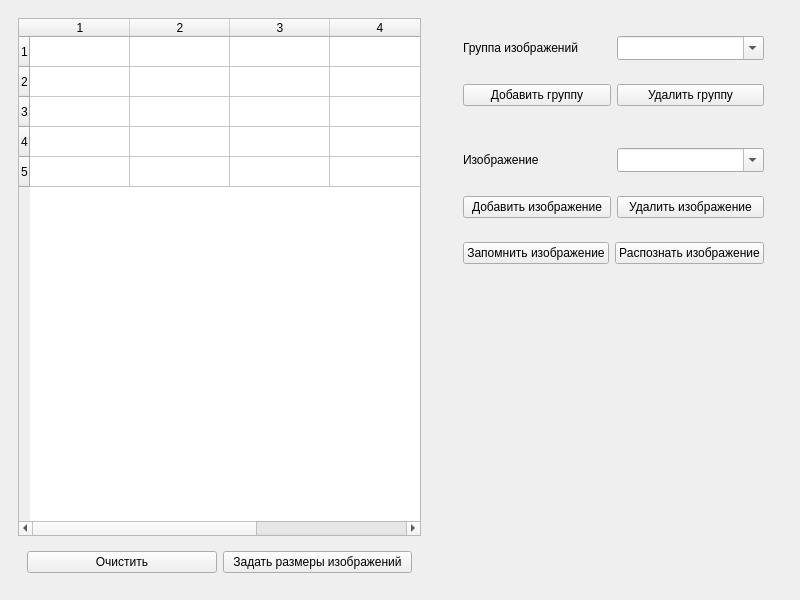
Qt form Lab_1/MainWindow.ui (StrangeIlia/NeuralWeb) before a commit.
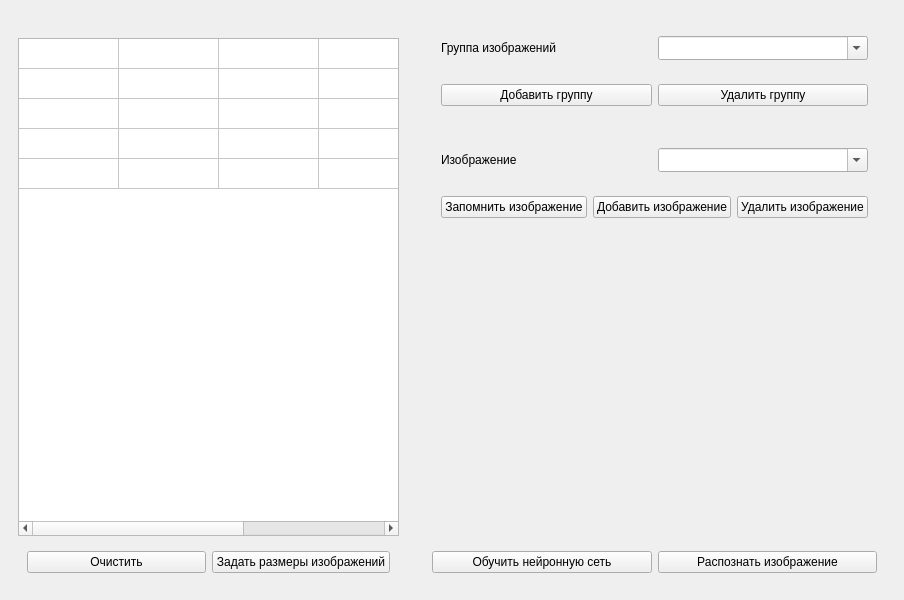
The same form after that commit.

The edit to the form file:
```diff
--- a/Lab_1/MainWindow.ui
+++ b/Lab_1/MainWindow.ui
@@ -6,7 +6,7 @@
    <rect>
     <x>0</x>
     <y>0</y>
-    <width>800</width>
+    <width>904</width>
     <height>600</height>
    </rect>
   </property>
@@ -18,6 +18,13 @@
     <item>
      <widget class="QWidget" name="widget_9" native="true">
       <layout class="QVBoxLayout" name="verticalLayout_4">
+       <item>
+        <widget class="QLabel" name="imageInfo">
+         <property name="text">
+          <string/>
+         </property>
+        </widget>
+       </item>
        <item>
         <widget class="QTableWidget" name="table">
          <property name="verticalScrollBarPolicy">
@@ -44,12 +51,18 @@
          <property name="columnCount">
           <number>5</number>
          </property>
+         <attribute name="horizontalHeaderVisible">
+          <bool>false</bool>
+         </attribute>
          <attribute name="horizontalHeaderCascadingSectionResizes">
           <bool>false</bool>
          </attribute>
          <attribute name="horizontalHeaderStretchLastSection">
           <bool>false</bool>
          </attribute>
+         <attribute name="verticalHeaderVisible">
+          <bool>false</bool>
+         </attribute>
          <attribute name="verticalHeaderStretchLastSection">
           <bool>false</bool>
          </attribute>
@@ -151,6 +164,12 @@
             <layout class="QHBoxLayout" name="horizontalLayout_3">
              <item>
               <widget class="QLabel" name="label_5">
+               <property name="sizePolicy">
+                <sizepolicy hsizetype="Preferred" vsizetype="Preferred">
+                 <horstretch>0</horstretch>
+                 <verstretch>0</verstretch>
+                </sizepolicy>
+               </property>
                <property name="text">
                 <string>Изображение</string>
                </property>
@@ -175,6 +194,13 @@
           <item>
            <widget class="QWidget" name="widget" native="true">
             <layout class="QHBoxLayout" name="horizontalLayout_2">
+             <item>
+              <widget class="QPushButton" name="saveImage">
+               <property name="text">
+                <string>Запомнить изображение</string>
+               </property>
+              </widget>
+             </item>
              <item>
               <widget class="QPushButton" name="addImage">
                <property name="text">
@@ -192,26 +218,6 @@
             </layout>
            </widget>
           </item>
-          <item>
-           <widget class="QWidget" name="widget_8" native="true">
-            <layout class="QHBoxLayout" name="horizontalLayout_5">
-             <item>
-              <widget class="QPushButton" name="saveImage">
-               <property name="text">
-                <string>Запомнить изображение</string>
-               </property>
-              </widget>
-             </item>
-             <item>
-              <widget class="QPushButton" name="recognizeImage">
-               <property name="text">
-                <string>Распознать изображение</string>
-               </property>
-              </widget>
-             </item>
-            </layout>
-           </widget>
-          </item>
          </layout>
         </widget>
        </item>
@@ -228,6 +234,26 @@
          </property>
         </spacer>
        </item>
+       <item>
+        <widget class="QWidget" name="widget_8" native="true">
+         <layout class="QHBoxLayout" name="horizontalLayout_5">
+          <item>
+           <widget class="QPushButton" name="learning">
+            <property name="text">
+             <string>Обучить нейронную сеть</string>
+            </property>
+           </widget>
+          </item>
+          <item>
+           <widget class="QPushButton" name="recognizeImage">
+            <property name="text">
+             <string>Распознать изображение</string>
+            </property>
+           </widget>
+          </item>
+         </layout>
+        </widget>
+       </item>
       </layout>
      </widget>
     </item>
```
